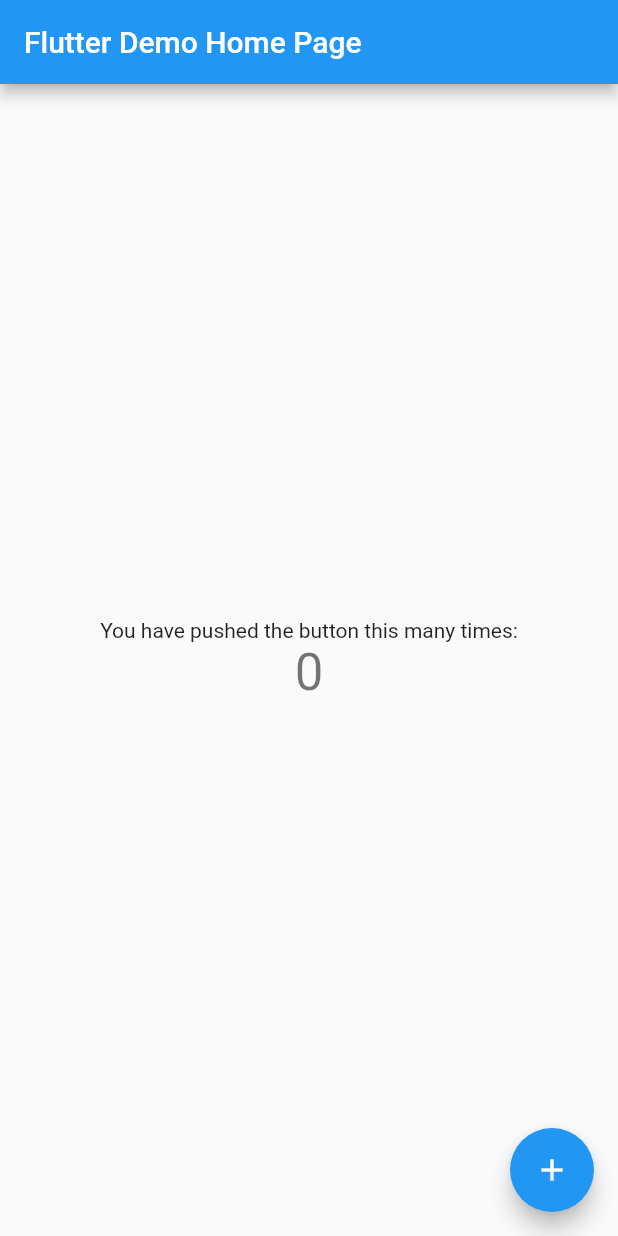
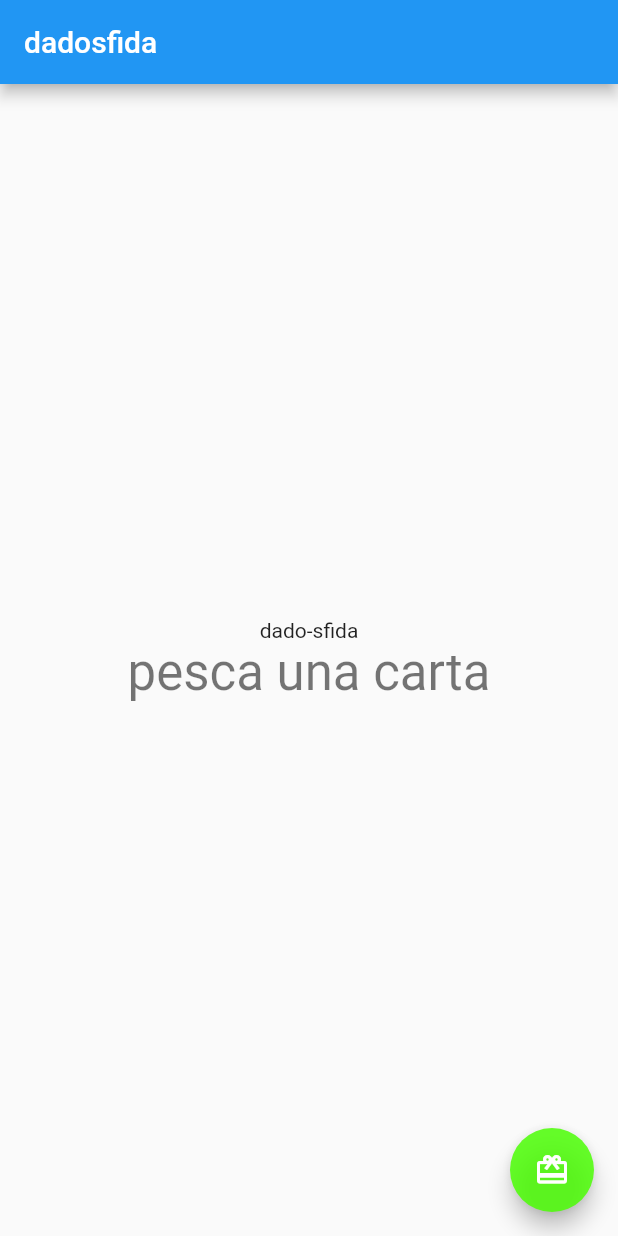
Before and after one commit to Alessandroxc/flutter_dado-sfida, a Flutter app: the screen it shows after launch, on a phone screen of 412 x 824 dp. Run offline on Flutter 3.47's test engine with Material 2 defaults, Android fonts, the light colour scheme and no system bars.

Commit message:
change the texts

```diff
--- a/lib/main.dart
+++ b/lib/main.dart
@@ -24,7 +24,7 @@
         // is not restarted.
         primarySwatch: Colors.blue,
       ),
-      home: const MyHomePage(title: 'Flutter Demo Home Page'),
+      home: const MyHomePage(title: 'dadosfida'),
     );
   }
 }
@@ -95,20 +95,19 @@
           // horizontal).
           mainAxisAlignment: MainAxisAlignment.center,
           children: <Widget>[
-            const Text(
-              'You have pushed the button this many times:',
-            ),
+            Text("dado-sfida"),
             Text(
-              '$_counter',
+              'pesca una carta',
               style: Theme.of(context).textTheme.headline4,
             ),
           ],
         ),
       ),
       floatingActionButton: FloatingActionButton(
+        backgroundColor: Color.fromARGB(213, 73, 255, 1),
         onPressed: _incrementCounter,
         tooltip: 'Increment',
-        child: const Icon(Icons.add),
+        child: const Icon(Icons.card_giftcard),
       ), // This trailing comma makes auto-formatting nicer for build methods.
     );
   }
```
